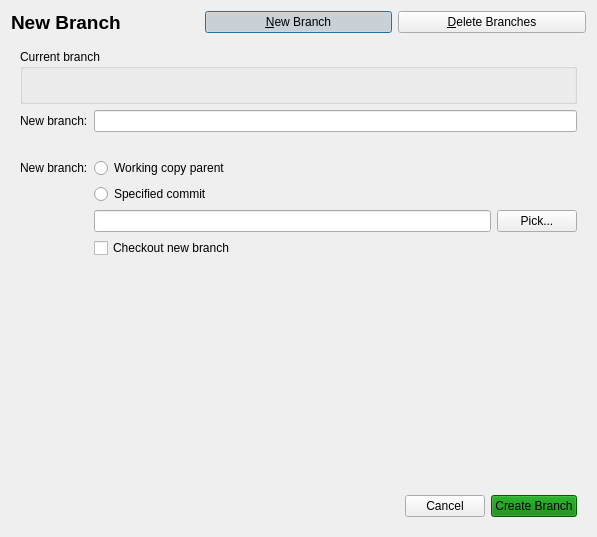
The window that qgitbranchdialog.ui (bokic/gitmaster) describes before a commit, drawn with Qt 5.
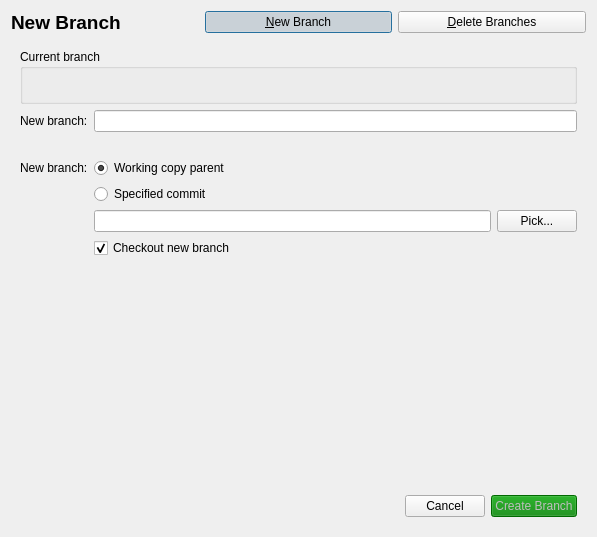
The same window after the commit.

Commit message: Update Branch dialog.

The edit to the form file:
```diff
--- a/qgitbranchdialog.ui
+++ b/qgitbranchdialog.ui
@@ -106,6 +106,9 @@
          <property name="text">
           <string>Working copy parent</string>
          </property>
+         <property name="checked">
+          <bool>true</bool>
+         </property>
         </widget>
        </item>
        <item row="4" column="1">
@@ -130,6 +133,9 @@
          <property name="text">
           <string>Checkout new branch</string>
          </property>
+         <property name="checked">
+          <bool>true</bool>
+         </property>
         </widget>
        </item>
        <item row="7" column="1">
@@ -168,7 +174,10 @@
           </widget>
          </item>
          <item>
-          <widget class="QPushButton" name="pushButton_2">
+          <widget class="QPushButton" name="createBranch_pushButton">
+           <property name="enabled">
+            <bool>false</bool>
+           </property>
            <property name="styleSheet">
             <string notr="true">background: green</string>
            </property>
```
Left out of the diff: 96 changed lines with no effect on the pictures. The commit also changes 5 other files.
